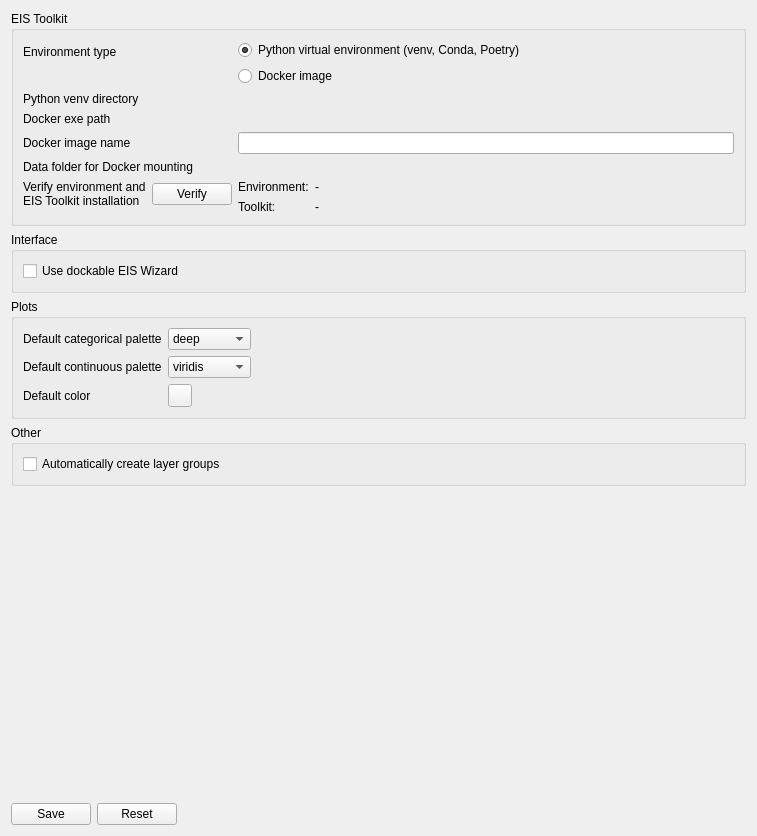
First picture: the form in eis_qgis_plugin/resources/ui/wizard_settings.ui, repository GispoCoding/eis_qgis_plugin, before the edit.
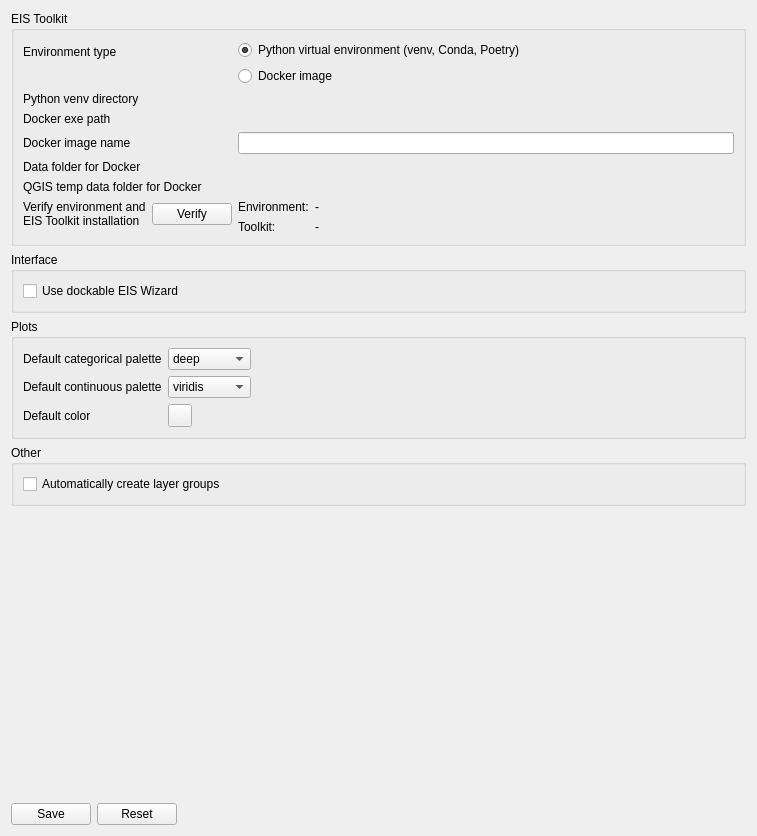
Second picture: the form after the edit. Custom widgets are drawn as their Qt base class.

Commit message: Added possibility to mount Temp folder, dynamic volume mountaing in Docker call, some refactoring

The edit to the form file:
```diff
--- a/eis_qgis_plugin/resources/ui/wizard_settings.ui
+++ b/eis_qgis_plugin/resources/ui/wizard_settings.ui
@@ -81,7 +81,7 @@
       <item row="3" column="1">
        <widget class="QLineEdit" name="docker_image_name"/>
       </item>
-      <item row="5" column="0">
+      <item row="6" column="0">
        <layout class="QHBoxLayout" name="horizontalLayout_2">
         <item>
          <widget class="QLabel" name="toolkit_installation_validity_label">
@@ -108,7 +108,7 @@
         </item>
        </layout>
       </item>
-      <item row="5" column="1">
+      <item row="6" column="1">
        <layout class="QFormLayout" name="formLayout">
         <item row="0" column="0">
          <widget class="QLabel" name="label">
@@ -171,7 +171,7 @@
       <item row="4" column="0">
        <widget class="QLabel" name="docker_host_folder_label">
         <property name="text">
-         <string>Data folder for Docker mounting</string>
+         <string>Data folder for Docker</string>
         </property>
        </widget>
       </item>
@@ -182,6 +182,20 @@
         </property>
        </widget>
       </item>
+      <item row="5" column="0">
+       <widget class="QLabel" name="docker_temp_folder_label">
+        <property name="text">
+         <string>QGIS temp data folder for Docker</string>
+        </property>
+       </widget>
+      </item>
+      <item row="5" column="1">
+       <widget class="QgsFileWidget" name="docker_temp_folder">
+        <property name="storageMode">
+         <enum>QgsFileWidget::GetDirectory</enum>
+        </property>
+       </widget>
+      </item>
      </layout>
     </widget>
    </item>
```
The commit also changes 2 other files.
